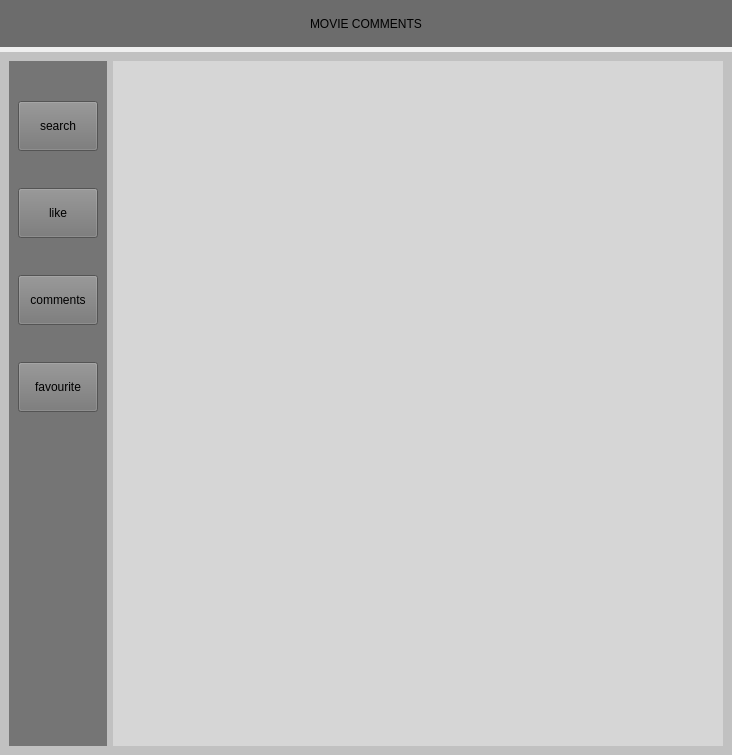
xuh5/310project, file ui.ui: the form before one commit.
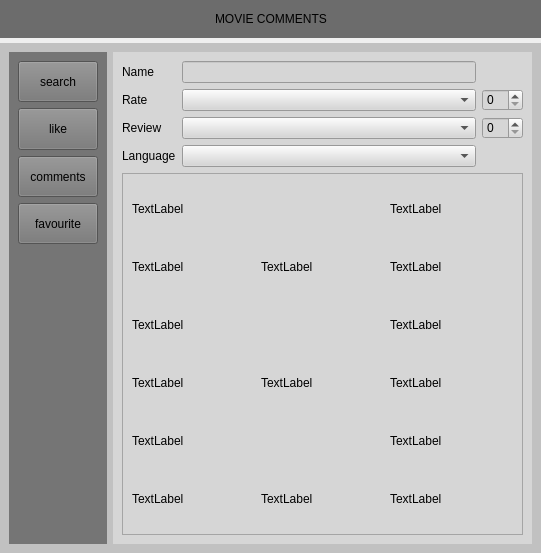
The form after the commit. The open tabs and pages were chosen to show the change.

Patch:
```diff
--- a/ui.ui
+++ b/ui.ui
@@ -6,8 +6,8 @@
    <rect>
     <x>0</x>
     <y>0</y>
-    <width>732</width>
-    <height>755</height>
+    <width>541</width>
+    <height>553</height>
    </rect>
   </property>
   <property name="windowTitle">
@@ -156,7 +156,271 @@
          <property name="styleSheet">
           <string notr="true">background-color: rgb(214, 214, 214);</string>
          </property>
-         <widget class="QWidget" name="search_page"/>
+         <property name="currentIndex">
+          <number>1</number>
+         </property>
+         <widget class="QWidget" name="search_page">
+          <layout class="QVBoxLayout" name="verticalLayout_3">
+           <item>
+            <layout class="QGridLayout" name="searchandfilter">
+             <item row="0" column="0">
+              <widget class="QLabel" name="name_label">
+               <property name="text">
+                <string>Name</string>
+               </property>
+              </widget>
+             </item>
+             <item row="0" column="1">
+              <widget class="QLineEdit" name="searchbar"/>
+             </item>
+             <item row="2" column="1">
+              <widget class="QComboBox" name="review_comboBox"/>
+             </item>
+             <item row="2" column="0">
+              <widget class="QLabel" name="review_label">
+               <property name="text">
+                <string>Review</string>
+               </property>
+              </widget>
+             </item>
+             <item row="1" column="0">
+              <widget class="QLabel" name="rate_label">
+               <property name="text">
+                <string>Rate</string>
+               </property>
+              </widget>
+             </item>
+             <item row="3" column="1">
+              <widget class="QComboBox" name="language_comboBox"/>
+             </item>
+             <item row="3" column="0">
+              <widget class="QLabel" name="language_label">
+               <property name="text">
+                <string>Language</string>
+               </property>
+              </widget>
+             </item>
+             <item row="1" column="3">
+              <widget class="QSpinBox" name="rate_spinBox"/>
+             </item>
+             <item row="1" column="1">
+              <widget class="QComboBox" name="rate_comboBox"/>
+             </item>
+             <item row="2" column="3">
+              <widget class="QSpinBox" name="review_spinBox"/>
+             </item>
+            </layout>
+           </item>
+           <item>
+            <widget class="QScrollArea" name="scrollArea">
+             <property name="widgetResizable">
+              <bool>true</bool>
+             </property>
+             <widget class="QWidget" name="scrollAreaWidgetContents">
+              <property name="geometry">
+               <rect>
+                <x>0</x>
+                <y>0</y>
+                <width>404</width>
+                <height>369</height>
+               </rect>
+              </property>
+              <layout class="QVBoxLayout" name="verticalLayout_5">
+               <item>
+                <layout class="QGridLayout" name="gridLayout">
+                 <item row="1" column="0">
+                  <widget class="QLabel" name="label_4">
+                   <property name="text">
+                    <string>TextLabel</string>
+                   </property>
+                  </widget>
+                 </item>
+                 <item row="1" column="1">
+                  <widget class="QLabel" name="label_5">
+                   <property name="text">
+                    <string>TextLabel</string>
+                   </property>
+                  </widget>
+                 </item>
+                 <item row="0" column="0">
+                  <widget class="QLabel" name="label_3">
+                   <property name="text">
+                    <string>TextLabel</string>
+                   </property>
+                  </widget>
+                 </item>
+                 <item row="1" column="2">
+                  <widget class="QLabel" name="label_2">
+                   <property name="text">
+                    <string>TextLabel</string>
+                   </property>
+                  </widget>
+                 </item>
+                 <item row="2" column="2">
+                  <widget class="QLabel" name="label_7">
+                   <property name="text">
+                    <string>TextLabel</string>
+                   </property>
+                  </widget>
+                 </item>
+                 <item row="2" column="0">
+                  <widget class="QLabel" name="label_6">
+                   <property name="text">
+                    <string>TextLabel</string>
+                   </property>
+                  </widget>
+                 </item>
+                 <item row="4" column="2">
+                  <widget class="QLabel" name="label_12">
+                   <property name="text">
+                    <string>TextLabel</string>
+                   </property>
+                  </widget>
+                 </item>
+                 <item row="0" column="2">
+                  <widget class="QLabel" name="label">
+                   <property name="text">
+                    <string>TextLabel</string>
+                   </property>
+                  </widget>
+                 </item>
+                 <item row="3" column="1">
+                  <widget class="QLabel" name="label_9">
+                   <property name="text">
+                    <string>TextLabel</string>
+                   </property>
+                  </widget>
+                 </item>
+                 <item row="3" column="2">
+                  <widget class="QLabel" name="label_10">
+                   <property name="text">
+                    <string>TextLabel</string>
+                   </property>
+                  </widget>
+                 </item>
+                 <item row="4" column="0">
+                  <widget class="QLabel" name="label_11">
+                   <property name="text">
+                    <string>TextLabel</string>
+                   </property>
+                  </widget>
+                 </item>
+                 <item row="3" column="0">
+                  <widget class="QLabel" name="label_8">
+                   <property name="text">
+                    <string>TextLabel</string>
+                   </property>
+                  </widget>
+                 </item>
+                 <item row="5" column="0">
+                  <widget class="QLabel" name="label_13">
+                   <property name="text">
+                    <string>TextLabel</string>
+                   </property>
+                  </widget>
+                 </item>
+                 <item row="5" column="1">
+                  <widget class="QLabel" name="label_14">
+                   <property name="text">
+                    <string>TextLabel</string>
+                   </property>
+                  </widget>
+                 </item>
+                 <item row="5" column="2">
+                  <widget class="QLabel" name="label_15">
+                   <property name="text">
+                    <string>TextLabel</string>
+                   </property>
+                  </widget>
+                 </item>
+                </layout>
+               </item>
+              </layout>
+             </widget>
+            </widget>
+           </item>
+          </layout>
+         </widget>
+         <widget class="QWidget" name="information_page">
+          <layout class="QVBoxLayout" name="verticalLayout_6">
+           <item>
+            <layout class="QGridLayout" name="movie_infor">
+             <item row="0" column="0">
+              <widget class="QLabel" name="label_21">
+               <property name="text">
+                <string>moviename</string>
+               </property>
+              </widget>
+             </item>
+             <item row="1" column="1">
+              <widget class="QLabel" name="label_23">
+               <property name="text">
+                <string>language</string>
+               </property>
+              </widget>
+             </item>
+             <item row="0" column="2">
+              <widget class="QLabel" name="label_25">
+               <property name="text">
+                <string>rate</string>
+               </property>
+              </widget>
+             </item>
+             <item row="1" column="0">
+              <widget class="QLabel" name="label_22">
+               <property name="text">
+                <string>genre</string>
+               </property>
+              </widget>
+             </item>
+             <item row="1" column="2">
+              <widget class="QLabel" name="label_24">
+               <property name="text">
+                <string>review num</string>
+               </property>
+              </widget>
+             </item>
+            </layout>
+           </item>
+           <item>
+            <widget class="QLabel" name="Review_title">
+             <property name="text">
+              <string>Review</string>
+             </property>
+            </widget>
+           </item>
+           <item>
+            <widget class="QScrollArea" name="review_scrollArea">
+             <property name="widgetResizable">
+              <bool>true</bool>
+             </property>
+             <widget class="QWidget" name="scrollAreaWidgetContents_2">
+              <property name="geometry">
+               <rect>
+                <x>0</x>
+                <y>0</y>
+                <width>404</width>
+                <height>412</height>
+               </rect>
+              </property>
+              <widget class="QLabel" name="label_26">
+               <property name="geometry">
+                <rect>
+                 <x>10</x>
+                 <y>10</y>
+                 <width>54</width>
+                 <height>12</height>
+                </rect>
+               </property>
+               <property name="text">
+                <string>userid</string>
+               </property>
+              </widget>
+             </widget>
+            </widget>
+           </item>
+          </layout>
+         </widget>
          <widget class="QWidget" name="like_page"/>
          <widget class="QWidget" name="comments_page"/>
          <widget class="QWidget" name="favourite_page"/>
```
